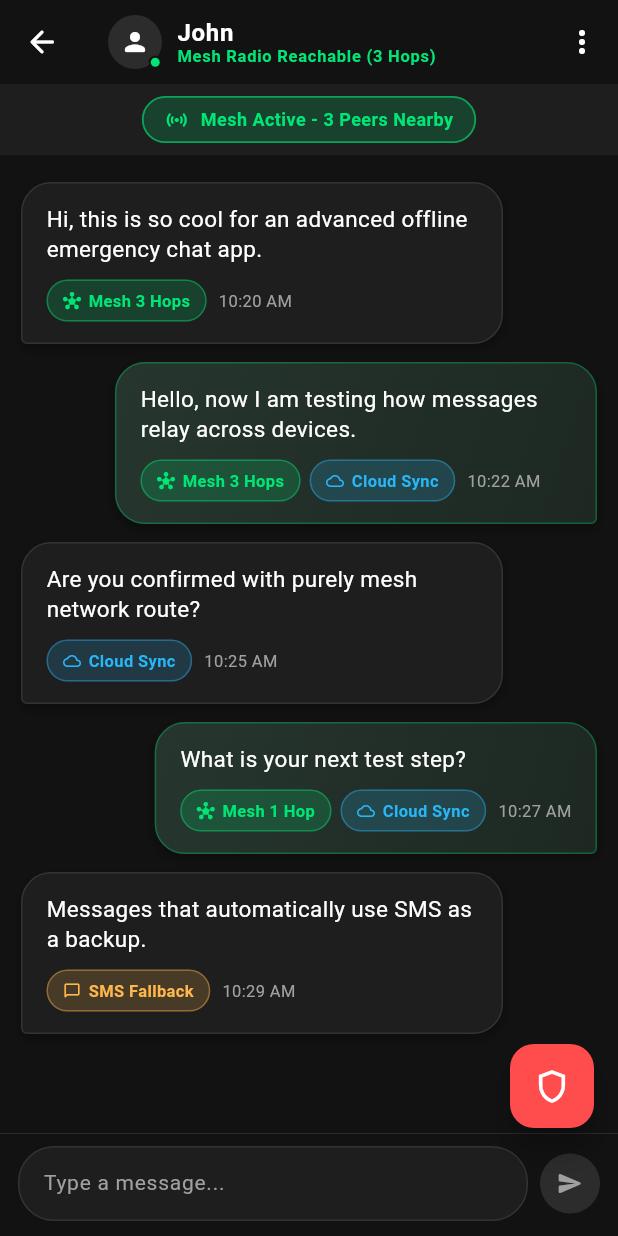
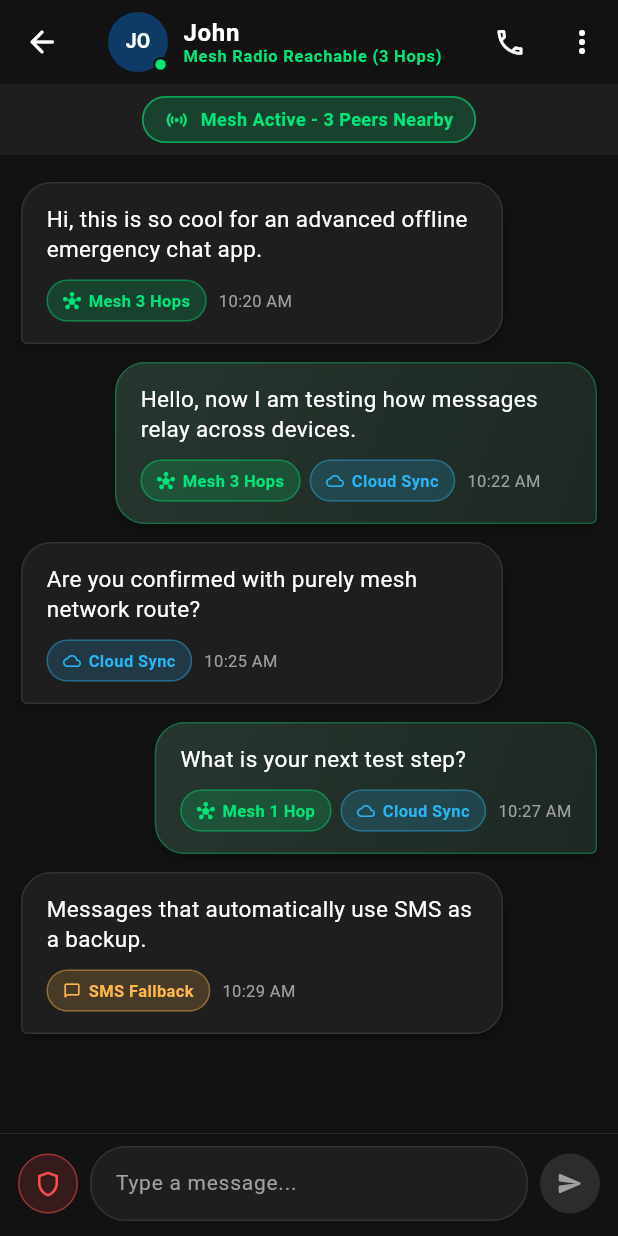
Before and after one commit to Balramsingh12233/MeshSoS, a Flutter app: the screen it shows after launch, after a tap on "John", on a phone screen of 412 x 824 dp. Run offline on Flutter 3.47's test engine with Material 3 defaults, Android fonts, the phone set to English and light mode, and no system bars; our stand-ins replace flutter_riverpod, hive_flutter; accounts and stored records are empty.

Commit message:
fix(ui): remove SOS from AppBar, wire onSosTap to ChatInputField
WHY: SOS Container in AppBar actions crushed the contact name/subtitle
text as visible in the device screenshot. The correct fix is to remove
it from AppBar entirely and delegate the SOS action to ChatInputField's
left-side shield button instead.

WHAT: Removed the red Container+IconButton from AppBar actions.
Passed onSosTap: _handleSosBroadcast to ChatInputField so the shield
button in the input row triggers the same SOS broadcast logic.
AppBar is now clean: back arrow | avatar | name+subtitle | call | menu.

```diff
--- a/lib/features/chat/presentation/screens/chat_screen.dart
+++ b/lib/features/chat/presentation/screens/chat_screen.dart
@@ -8,13 +8,22 @@ import '../widgets/chat_input_field.dart';
 import '../widgets/message_bubble.dart';
 import '../widgets/network_status_strip.dart';
 
-/// ChatScreen is the WhatsApp / Google Messages styled chat conversation screen.
+/// ChatScreen — WhatsApp / Google Messages styled chat conversation screen.
+///
+/// Avatar in AppBar uses [avatarColor] + [initials] matching the ChatsListScreen
+/// tile so the design is fully consistent across both screens.
 class ChatScreen extends ConsumerStatefulWidget {
   final String peerName;
+  final Color avatarColor;
+  final String? initials;
+  final bool isSosContact;
 
   const ChatScreen({
     super.key,
     this.peerName = 'John',
+    this.avatarColor = const Color(0xFF0D3B66),
+    this.initials,
+    this.isSosContact = false,
   });
 
   @override
@@ -56,40 +65,50 @@ class _ChatScreenState extends ConsumerState<ChatScreen> {
     final myId = ref.read(currentDeviceIdProvider);
     final demoMessages = [
       MessageEnvelope(
-        senderId: 'peer_john',
+        senderId: 'peer_contact',
         recipientId: myId,
         payload: 'Hi, this is so cool for an advanced offline emergency chat app.',
         deliveryStatus: DeliveryStatus.sentMesh,
         hopCount: 3,
-        timestamp: DateTime.now().subtract(const Duration(minutes: 10)).millisecondsSinceEpoch,
+        timestamp: DateTime.now()
+            .subtract(const Duration(minutes: 10))
+            .millisecondsSinceEpoch,
       ),
       MessageEnvelope(
         senderId: myId,
         payload: 'Hello, now I am testing how messages relay across devices.',
         deliveryStatus: DeliveryStatus.sentMesh,
         hopCount: 3,
-        timestamp: DateTime.now().subtract(const Duration(minutes: 8)).millisecondsSinceEpoch,
+        timestamp: DateTime.now()
+            .subtract(const Duration(minutes: 8))
+            .millisecondsSinceEpoch,
       ),
       MessageEnvelope(
-        senderId: 'peer_john',
+        senderId: 'peer_contact',
         recipientId: myId,
         payload: 'Are you confirmed with purely mesh network route?',
         deliveryStatus: DeliveryStatus.sentCloud,
-        timestamp: DateTime.now().subtract(const Duration(minutes: 5)).millisecondsSinceEpoch,
+        timestamp: DateTime.now()
+            .subtract(const Duration(minutes: 5))
+            .millisecondsSinceEpoch,
       ),
       MessageEnvelope(
         senderId: myId,
         payload: 'What is your next test step?',
         deliveryStatus: DeliveryStatus.sentMesh,
         hopCount: 1,
-        timestamp: DateTime.now().subtract(const Duration(minutes: 3)).millisecondsSinceEpoch,
+        timestamp: DateTime.now()
+            .subtract(const Duration(minutes: 3))
+            .millisecondsSinceEpoch,
       ),
       MessageEnvelope(
-        senderId: 'peer_bob',
+        senderId: 'peer_contact',
         recipientId: myId,
         payload: 'Messages that automatically use SMS as a backup.',
         deliveryStatus: DeliveryStatus.sentSms,
-        timestamp: DateTime.now().subtract(const Duration(minutes: 1)).millisecondsSinceEpoch,
+        timestamp: DateTime.now()
+            .subtract(const Duration(minutes: 1))
+            .millisecondsSinceEpoch,
       ),
     ];
 
@@ -167,39 +186,69 @@ class _ChatScreenState extends ConsumerState<ChatScreen> {
     );
   }
 
+  /// Derive display initials from peerName if none passed explicitly.
+  String _resolveInitials() {
+    if (widget.initials != null && widget.initials!.isNotEmpty) {
+      return widget.initials!;
+    }
+    final parts = widget.peerName.trim().split(' ');
+    if (parts.length >= 2) {
+      return '${parts[0][0]}${parts[1][0]}'.toUpperCase();
+    }
+    return widget.peerName.substring(0, 2).toUpperCase();
+  }
+
   @override
   Widget build(BuildContext context) {
     final myId = ref.watch(currentDeviceIdProvider);
+    final initials = _resolveInitials();
 
     return Scaffold(
       backgroundColor: AppColors.background,
       appBar: AppBar(
         backgroundColor: AppColors.background,
         elevation: 0,
+
+        // Back button
         leading: IconButton(
           icon: const Icon(Icons.arrow_back_rounded, color: Colors.white),
           onPressed: () => Navigator.of(context).pop(),
         ),
+
         title: Row(
           children: [
-            // WhatsApp-style User Profile Avatar + Online Green Indicator
+            // ── Avatar matching ChatsListScreen tile ──────────────────────
             Stack(
               children: [
                 CircleAvatar(
-                  radius: 18,
-                  backgroundColor: AppColors.surfaceVariant,
-                  child: const Icon(Icons.person_rounded, color: Colors.white, size: 20),
+                  radius: 20,
+                  backgroundColor: widget.avatarColor,
+                  child: widget.isSosContact
+                      ? const Icon(Icons.warning_amber_rounded,
+                          color: Colors.white, size: 20)
+                      : Text(
+                          initials,
+                          style: const TextStyle(
+                            color: Colors.white,
+                            fontSize: 13,
+                            fontWeight: FontWeight.bold,
                           ),
+                        ),
+                ),
+                // Online dot
                 Positioned(
                   right: 0,
                   bottom: 0,
                   child: Container(
-                    width: 9,
-                    height: 9,
+                    width: 10,
+                    height: 10,
                     decoration: BoxDecoration(
-                      color: AppColors.transportMesh,
+                      color: widget.isSosContact
+                          ? AppColors.sosAccent
+                          : AppColors.transportMesh,
                       shape: BoxShape.circle,
-                      border: Border.all(color: AppColors.background, width: 1.5),
+                      border: Border.all(
+                          color: AppColors.background, width: 1.5),
                     ),
                   ),
                 ),
@@ -207,22 +256,28 @@ class _ChatScreenState extends ConsumerState<ChatScreen> {
             ),
             const SizedBox(width: 10),
 
-            // Name + Mesh Reachable Subtitle
+            // ── Name + Mesh subtitle ──────────────────────────────────────
             Column(
               crossAxisAlignment: CrossAxisAlignment.start,
               children: [
                 Text(
                   widget.peerName,
-                  style: const TextStyle(
-                    color: Colors.white,
+                  style: TextStyle(
+                    color: widget.isSosContact
+                        ? const Color(0xFFFF8A80)
+                        : Colors.white,
                     fontSize: 16,
                     fontWeight: FontWeight.bold,
                   ),
                 ),
-                const Text(
-                  'Mesh Radio Reachable (3 Hops)',
+                Text(
+                  widget.isSosContact
+                      ? '🚨 SOS Emergency Contact'
+                      : 'Mesh Radio Reachable (3 Hops)',
                   style: TextStyle(
-                    color: AppColors.transportMesh,
+                    color: widget.isSosContact
+                        ? AppColors.sosAccent
+                        : AppColors.transportMesh,
                     fontSize: 11,
                   ),
                 ),
@@ -230,28 +285,32 @@ class _ChatScreenState extends ConsumerState<ChatScreen> {
             ),
           ],
         ),
+
         actions: [
+          IconButton(
+            icon: const Icon(Icons.call_outlined, color: Colors.white, size: 22),
+            onPressed: () {},
+          ),
           IconButton(
             icon: const Icon(Icons.more_vert_rounded, color: Colors.white),
             onPressed: () {},
           ),
         ],
       ),
-      body: Stack(
+
+      body: Column(
         children: [
-          Column(
-            children: [
-              // Top Persistent Connectivity Status Strip
+          // Connectivity Status Strip
           const NetworkStatusStrip(
             currentMode: DeliveryStatus.sentMesh,
             activePeerCount: 3,
           ),
 
-              // Chat Thread Message History
+          // Message History
           Expanded(
             child: ListView.builder(
               controller: _scrollController,
-                  padding: const EdgeInsets.only(top: 12, bottom: 80),
+              padding: const EdgeInsets.only(top: 12, bottom: 20),
               itemCount: _messages.length,
               itemBuilder: (context, index) {
                 final envelope = _messages[index];
@@ -261,22 +320,10 @@ class _ChatScreenState extends ConsumerState<ChatScreen> {
             ),
           ),
 
-              // Bottom Input Composer Bar
-              ChatInputField(onSendMessage: _handleSendMessage),
-            ],
-          ),
-
-          // Floating Warm Red SOS FAB at Bottom Right matching mockup
-          Positioned(
-            right: 16,
-            bottom: 72,
-            child: FloatingActionButton(
-              elevation: 8,
-              backgroundColor: AppColors.sosAccent,
-              foregroundColor: Colors.white,
-              onPressed: _handleSosBroadcast,
-              child: const Icon(Icons.shield_outlined, size: 26),
-            ),
+          // Chat Input Composer — SOS shield lives inside the input row (left side)
+          ChatInputField(
+            onSendMessage: _handleSendMessage,
+            onSosTap: _handleSosBroadcast,
           ),
         ],
       ),
```
Lines whose indentation alone changed are shown as unchanged.
